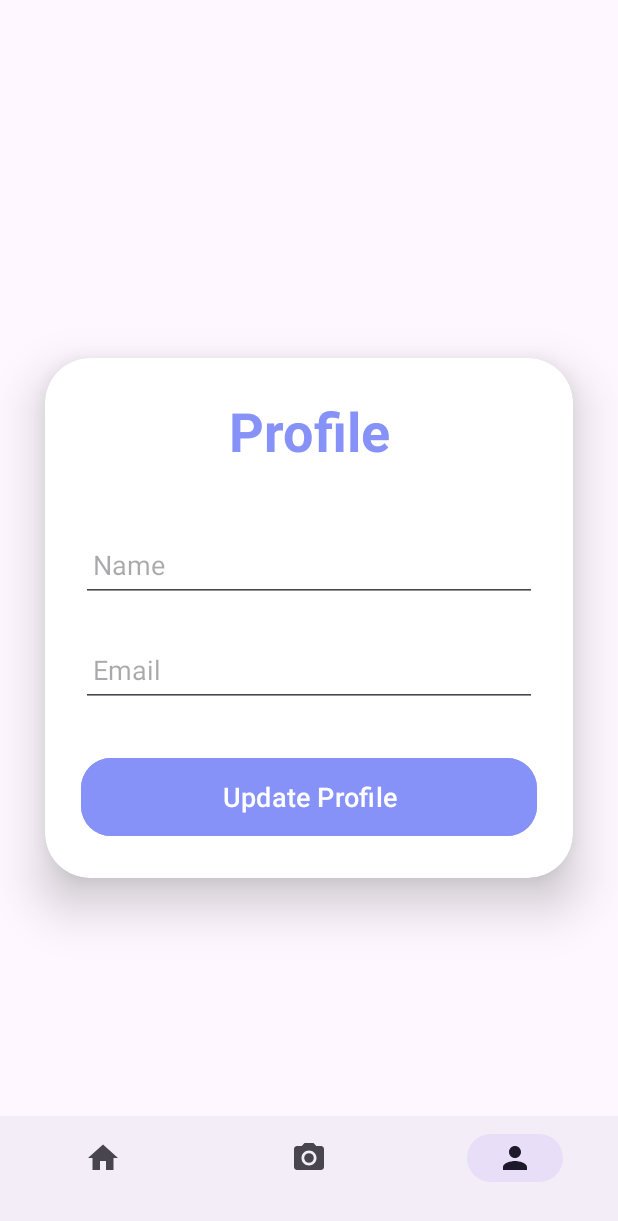
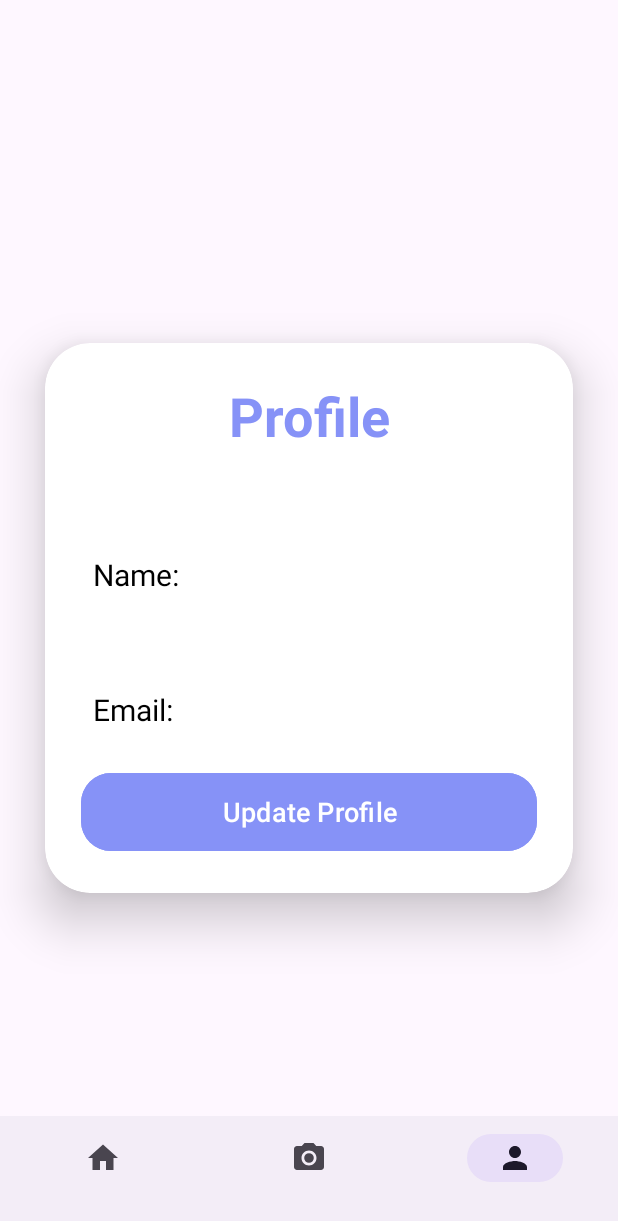
Before and after one commit to NathanThai2201/CollatzCheckIn, an Android app: the screen it shows after launch (MainActivity), item 3 of the bottom bar chosen, on a phone screen of 412 x 824 dp. Shown: the top 1221 px of the screen. Run offline under Robolectric (Android 15) with nearby library versions, the phone set to English and light mode, and no system bars.

Commit message:
added navigation to new activity to edit user profile

```diff
--- a/app/build.gradle.kts
+++ b/app/build.gradle.kts
@@ -1,5 +1,6 @@
 plugins {
     id("com.android.application")
+    id("com.google.gms.google-services")
 }
 
 android {
@@ -32,6 +33,8 @@ dependencies {
 
     implementation("androidx.appcompat:appcompat:1.6.1")
     implementation("com.google.android.material:material:1.11.0")
+    implementation(platform("com.google.firebase:firebase-bom:32.7.2"))
+    implementation("com.google.firebase:firebase-firestore")
     implementation("androidx.constraintlayout:constraintlayout:2.1.4")
     testImplementation("junit:junit:4.13.2")
     androidTestImplementation("androidx.test.ext:junit:1.1.5")
--- a/app/src/main/AndroidManifest.xml
+++ b/app/src/main/AndroidManifest.xml
@@ -13,6 +13,9 @@
         android:theme="@style/Theme.CollatzCheckIn"
         tools:targetApi="31">
         <activity
+            android:name=".attendee.profile.UpdateProfileActivity"
+            android:exported="false" />
+        <activity
             android:name=".MainActivity"
             android:exported="true">
             <intent-filter>
--- a/app/src/main/java/com/example/collatzcheckin/attendee/profile/ProfileFragment.java
+++ b/app/src/main/java/com/example/collatzcheckin/attendee/profile/ProfileFragment.java
@@ -1,5 +1,6 @@
 package com.example.collatzcheckin.attendee.profile;
 
+import android.content.Intent;
 import android.os.Bundle;
 
 import androidx.fragment.app.Fragment;
@@ -7,6 +8,9 @@ import androidx.fragment.app.Fragment;
 import android.view.LayoutInflater;
 import android.view.View;
 import android.view.ViewGroup;
+import android.widget.Button;
+import android.widget.EditText;
+import android.widget.TextView;
 
 import com.example.collatzcheckin.R;
 
@@ -17,14 +21,9 @@ import com.example.collatzcheckin.R;
  */
 public class ProfileFragment extends Fragment {
 
-    // TODO: Rename parameter arguments, choose names that match
-    // the fragment initialization parameters, e.g. ARG_ITEM_NUMBER
-    private static final String ARG_PARAM1 = "param1";
-    private static final String ARG_PARAM2 = "param2";
-
-    // TODO: Rename and change types of parameters
-    private String mParam1;
-    private String mParam2;
+    TextView emailText;
+    TextView nameText;
+    Button updateProfile;
 
     public ProfileFragment() {
         // Required empty public constructor
@@ -33,34 +32,36 @@ public class ProfileFragment extends Fragment {
     /**
      * Use this factory method to create a new instance of
      * this fragment using the provided parameters.
-     *
-     * @param param1 Parameter 1.
-     * @param param2 Parameter 2.
-     * @return A new instance of fragment ProfileFragment.
      */
-    // TODO: Rename and change types and number of parameters
-    public static ProfileFragment newInstance(String param1, String param2) {
+    public static ProfileFragment newInstance() {
         ProfileFragment fragment = new ProfileFragment();
         Bundle args = new Bundle();
-        args.putString(ARG_PARAM1, param1);
-        args.putString(ARG_PARAM2, param2);
-        fragment.setArguments(args);
         return fragment;
     }
 
     @Override
     public void onCreate(Bundle savedInstanceState) {
         super.onCreate(savedInstanceState);
-        if (getArguments() != null) {
-            mParam1 = getArguments().getString(ARG_PARAM1);
-            mParam2 = getArguments().getString(ARG_PARAM2);
-        }
     }
 
     @Override
-    public View onCreateView(LayoutInflater inflater, ViewGroup container,
-                             Bundle savedInstanceState) {
+    public View onCreateView(LayoutInflater inflater, ViewGroup container, Bundle savedInstanceState) {
         // Inflate the layout for this fragment
-        return inflater.inflate(R.layout.fragment_profile, container, false);
+        View rootView = inflater.inflate(R.layout.fragment_profile, container, false);
+
+        nameText = rootView.findViewById(R.id.username_text);
+        emailText = rootView.findViewById(R.id.email_text);
+
+        updateProfile = rootView.findViewById(R.id.updateButton);
+
+        updateProfile.setOnClickListener(new View.OnClickListener() {
+            @Override
+            public void onClick(View v) {
+                Intent i = new Intent(getActivity(), UpdateProfileActivity.class);
+                startActivity(i);
+            }
+        });
+
+        return rootView;
     }
 }
--- a/app/src/main/res/layout/fragment_profile.xml
+++ b/app/src/main/res/layout/fragment_profile.xml
@@ -24,42 +24,80 @@
             <TextView
                 android:layout_width="match_parent"
                 android:layout_height="wrap_content"
-                android:text="Profile"
+                android:text="@string/profile"
                 android:id="@+id/loginText"
                 android:textSize="36sp"
                 android:textAlignment="center"
                 android:textStyle="bold"
                 android:textColor="@color/purple"/>
 
-            <ImageView
+            <LinearLayout
+                android:layout_width="match_parent"
+                android:layout_height="match_parent"
+                android:orientation="horizontal"
+                android:gravity="center">
+
+                <TextView
                     android:layout_width="wrap_content"
-                android:layout_height="wrap_content"/>
-            <EditText
-                android:layout_width="match_parent"
                     android:layout_height="50dp"
                     android:id="@+id/username"
                     android:drawablePadding="8dp"
-                android:hint="Name"
+                    android:text="@string/name"
+                    android:textSize="20sp"
                     android:padding="8dp"
                     android:textColor="@color/black"
                     android:textColorHighlight="@color/cardview_dark_background"
                     android:layout_marginTop="40dp"/>
-            <EditText
+
+                <TextView
                     android:layout_width="match_parent"
                     android:layout_height="50dp"
-                android:id="@+id/password"
+                    android:id="@+id/username_text"
                     android:drawablePadding="8dp"
-                android:hint="Email"
+                    android:text=""
+                    android:textSize="20sp"
                     android:padding="8dp"
-                android:inputType="textPassword"
                     android:textColor="@color/black"
                     android:textColorHighlight="@color/cardview_dark_background"
-                android:layout_marginTop="20dp"/>
+                    android:layout_marginTop="40dp"/>
+            </LinearLayout>
+
+            <LinearLayout
+                android:layout_width="match_parent"
+                android:layout_height="match_parent"
+                android:orientation="horizontal"
+                android:gravity="center">
+
+                <TextView
+                    android:layout_width="wrap_content"
+                    android:layout_height="50dp"
+                    android:id="@+id/email"
+                    android:drawablePadding="8dp"
+                    android:text="@string/email"
+                    android:textSize="20sp"
+                    android:padding="8dp"
+                    android:textColor="@color/black"
+                    android:textColorHighlight="@color/cardview_dark_background"
+                    android:layout_marginTop="40dp"/>
+
+                <TextView
+                    android:layout_width="match_parent"
+                    android:layout_height="50dp"
+                    android:id="@+id/email_text"
+                    android:drawablePadding="8dp"
+                    android:text=""
+                    android:textSize="20sp"
+                    android:padding="8dp"
+                    android:textColor="@color/black"
+                    android:textColorHighlight="@color/cardview_dark_background"
+                    android:layout_marginTop="40dp"/>
+            </LinearLayout>
+
             <Button
                 android:layout_width="match_parent"
                 android:layout_height="60dp"
-                android:id="@+id/loginButton"
-                android:text="Update Profile"
+                android:id="@+id/updateButton"
+                android:text="@string/update_profile"
                 android:textSize="18sp"
                 android:layout_marginTop="30dp"
                 android:backgroundTint="@color/purple"
--- a/app/src/main/res/values/strings.xml
+++ b/app/src/main/res/values/strings.xml
@@ -5,4 +5,10 @@
     <string name="profile">Profile</string>
     <!-- TODO: Remove or change this placeholder text -->
     <string name="hello_blank_fragment">Hello blank fragment</string>
+    <string name="name">Name:</string>
+    <string name="email">Email:</string>
+    <string name="update_profile">Update Profile</string>
+    <string name="edit_profile">Edit Profile</string>
+    <string name="done">Done</string>
+    <string name="cancel">Cancel</string>
 </resources>
--- a/build.gradle.kts
+++ b/build.gradle.kts
@@ -1,4 +1,5 @@
 // Top-level build file where you can add configuration options common to all sub-projects/modules.
 plugins {
     id("com.android.application") version "8.2.1" apply false
+    id("com.google.gms.google-services") version "4.4.1" apply false
 }
```
Also changed, not shown: app/src/main/java/com/example/collatzcheckin/attendee/profile/UpdateProfileActivity.java (added, +39 -0 lines), app/src/main/res/layout/activity_update_profile.xml (added, +92 -0 lines), 1 other file. Lines whose indentation alone changed are shown as unchanged.
